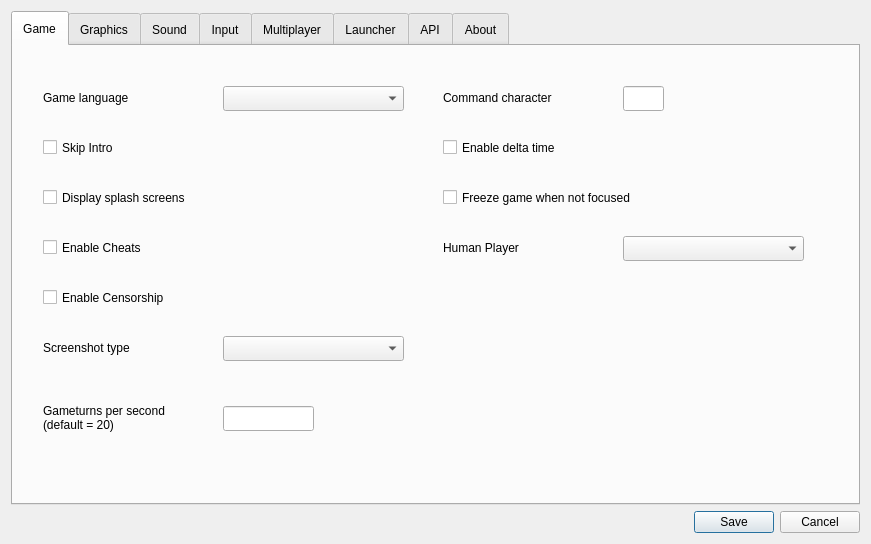
This is ui/settingsdialog.ui in yani/keeperfx-launcher-qt as Qt 5 draws it before an edit. The edited form follows.
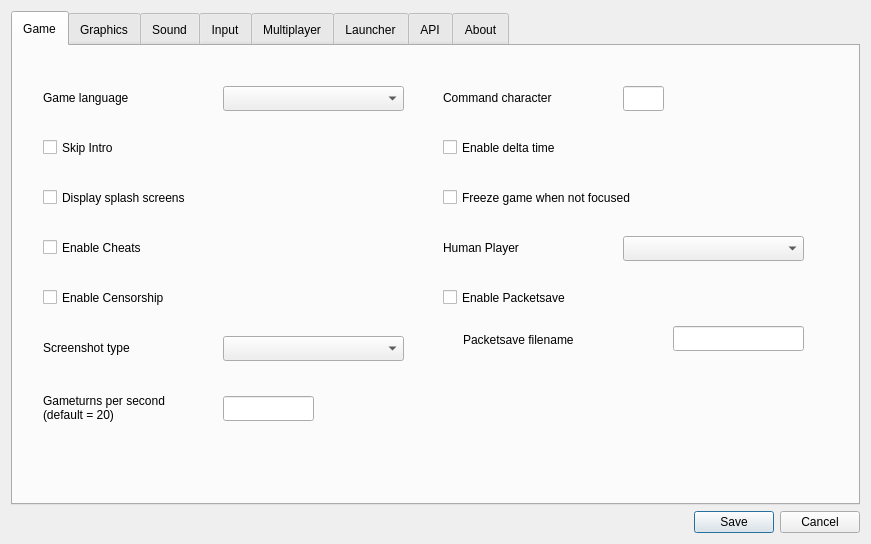
This is the edited form. Icons and pictures are not drawn.

Commit message: implement packetsave and packetload

```diff
--- a/ui/settingsdialog.ui
+++ b/ui/settingsdialog.ui
@@ -164,7 +164,7 @@
        <property name="geometry">
         <rect>
          <x>30</x>
-         <y>356</y>
+         <y>346</y>
          <width>171</width>
          <height>31</height>
         </rect>
@@ -186,7 +186,7 @@
        <property name="geometry">
         <rect>
          <x>210</x>
-         <y>360</y>
+         <y>350</y>
          <width>91</width>
          <height>25</height>
         </rect>
@@ -317,6 +317,47 @@
         </font>
        </property>
       </widget>
+      <widget class="QLabel" name="labelPacketSaveFileName">
+       <property name="geometry">
+        <rect>
+         <x>450</x>
+         <y>285</y>
+         <width>141</width>
+         <height>17</height>
+        </rect>
+       </property>
+       <property name="text">
+        <string comment="Textinput Title Label">Packetsave filename</string>
+       </property>
+      </widget>
+      <widget class="QCheckBox" name="checkBoxPacketSaveEnabled">
+       <property name="geometry">
+        <rect>
+         <x>430</x>
+         <y>240</y>
+         <width>361</width>
+         <height>23</height>
+        </rect>
+       </property>
+       <property name="text">
+        <string comment="Checkbox Toggle">Enable Packetsave</string>
+       </property>
+      </widget>
+      <widget class="QLineEdit" name="lineEditPackSaveFileName">
+       <property name="geometry">
+        <rect>
+         <x>660</x>
+         <y>280</y>
+         <width>131</width>
+         <height>25</height>
+        </rect>
+       </property>
+       <property name="font">
+        <font>
+         <family>Arial</family>
+        </font>
+       </property>
+      </widget>
      </widget>
      <widget class="QWidget" name="tab2_gfx">
       <attribute name="title">
```
The commit also changes 8 other files.
